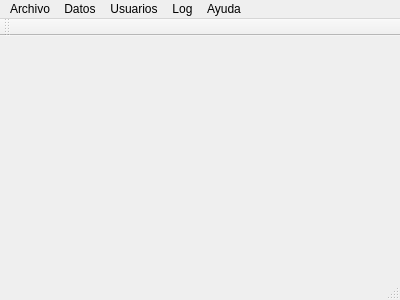
The window that transporte_ucv_harvester/mainwindow.ui (BlastDV/compusciens-ucv-transporte-harvester) describes before a commit, drawn with Qt 5.
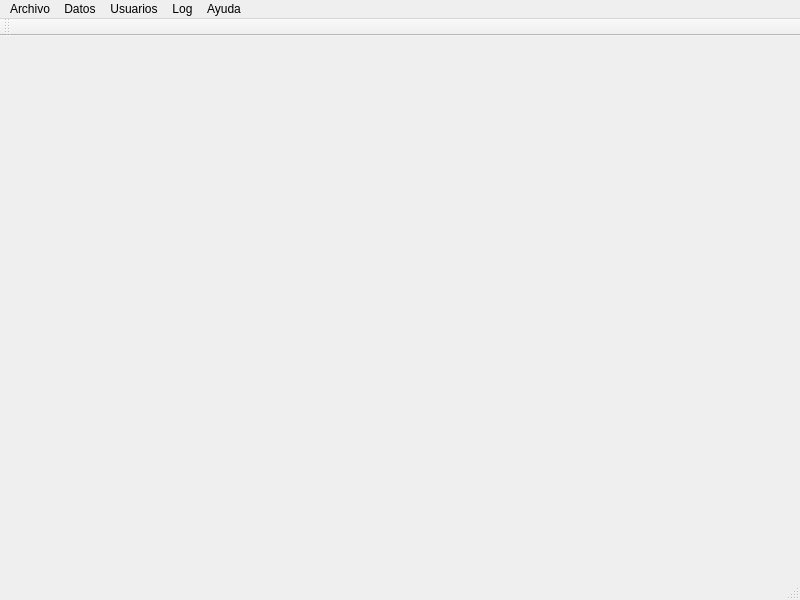
The same window after the commit.

```diff
--- a/transporte_ucv_harvester/mainwindow.ui
+++ b/transporte_ucv_harvester/mainwindow.ui
@@ -6,12 +6,18 @@
    <rect>
     <x>0</x>
     <y>0</y>
-    <width>400</width>
-    <height>300</height>
+    <width>800</width>
+    <height>600</height>
    </rect>
   </property>
   <property name="windowTitle">
-   <string>MainWindow</string>
+   <string>Sistema de [Nombre por definir]</string>
+  </property>
+  <property name="styleSheet">
+   <string notr="true">#QtWidget:centralWidget
+{
+	background-color: #ffffff;
+}</string>
   </property>
   <widget class="QWidget" name="centralWidget"/>
   <widget class="QMenuBar" name="menuBar">
@@ -19,7 +25,7 @@
     <rect>
      <x>0</x>
      <y>0</y>
-     <width>400</width>
+     <width>800</width>
      <height>21</height>
     </rect>
    </property>
```
